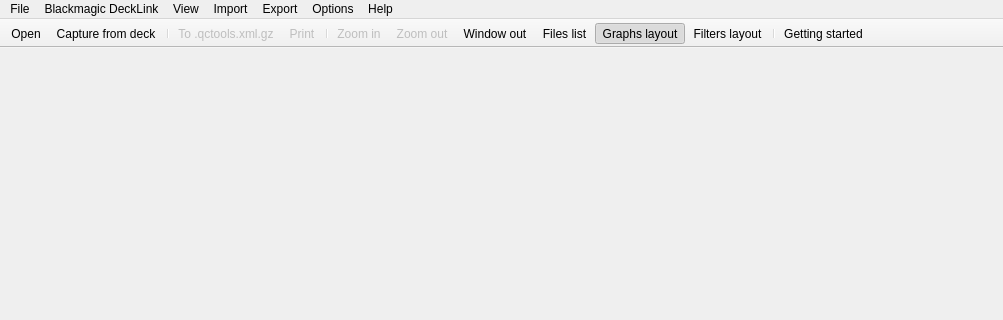
Above: Source/GUI/mainwindow.ui from bavc/qctools before the change; both pictures show x 0 to 1003 and y 0 to 320 of the 1003 by 776 pixel window. Below: the same form after it.
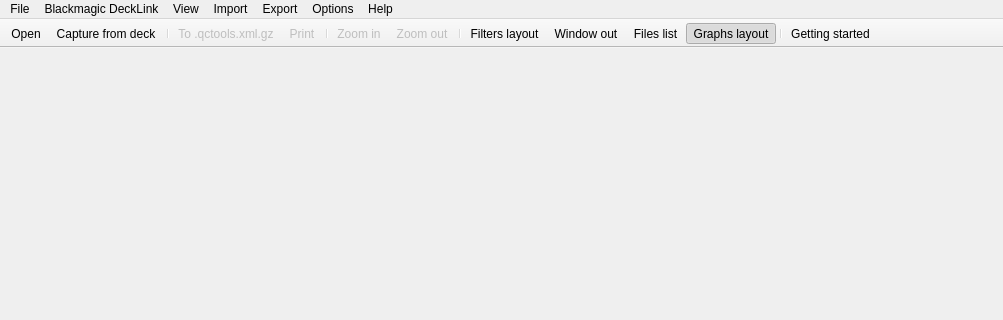
That is the form after the change.

Commit message: Re-enable filters action

The edit to the form file:
```diff
--- a/Source/GUI/mainwindow.ui
+++ b/Source/GUI/mainwindow.ui
@@ -167,10 +167,11 @@
    <addaction name="separator"/>
    <addaction name="actionZoomIn"/>
    <addaction name="actionZoomOut"/>
+   <addaction name="separator"/>
+   <addaction name="actionFiltersLayout"/>
    <addaction name="actionWindowOut"/>
    <addaction name="actionFilesList"/>
    <addaction name="actionGraphsLayout"/>
-   <addaction name="actionFiltersLayout"/>
    <addaction name="separator"/>
    <addaction name="actionGettingStarted"/>
   </widget>
```
Left out of the diff: 4 changed lines with no effect on the pictures. The commit also changes 4 other files.
